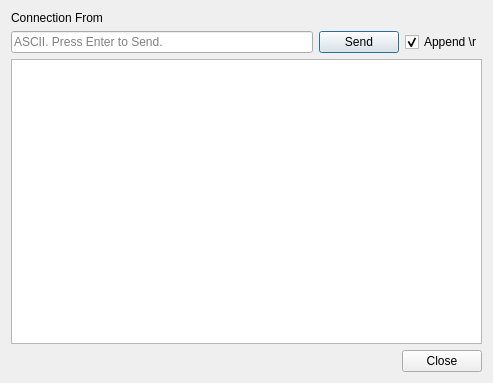
Before: the Qt Designer form src/persistentconnection.ui in dannagle/PacketSender, drawn with Qt 5.
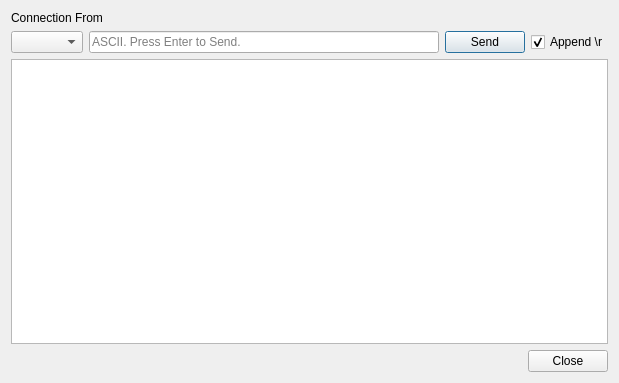
After: the same form once the commit is applied.

What changed in the file:
```diff
--- a/src/persistentconnection.ui
+++ b/src/persistentconnection.ui
@@ -6,7 +6,7 @@
    <rect>
     <x>0</x>
     <y>0</y>
-    <width>493</width>
+    <width>619</width>
     <height>383</height>
    </rect>
   </property>
@@ -29,6 +29,9 @@
    </item>
    <item>
     <layout class="QHBoxLayout" name="horizontalLayout">
+     <item>
+      <widget class="QComboBox" name="packetComboBox"/>
+     </item>
      <item>
       <widget class="QLineEdit" name="asciiLineEdit">
        <property name="placeholderText">
```
